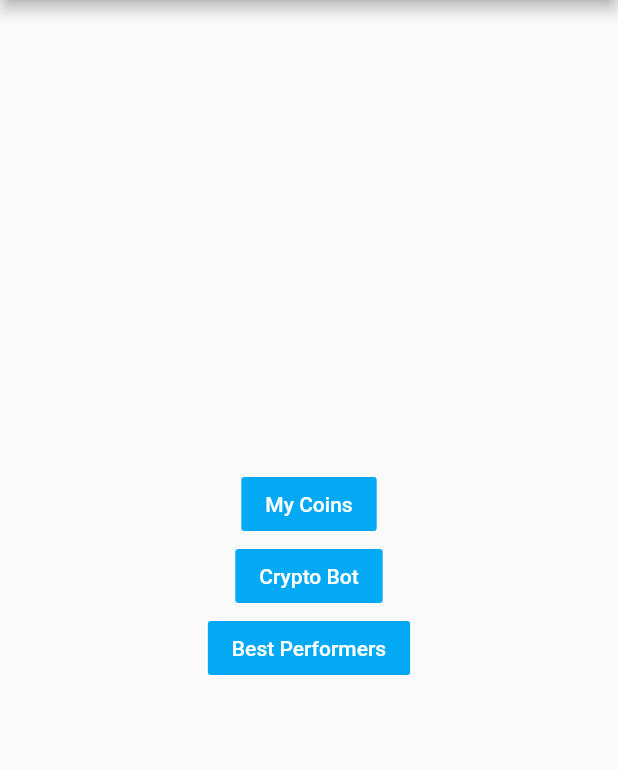
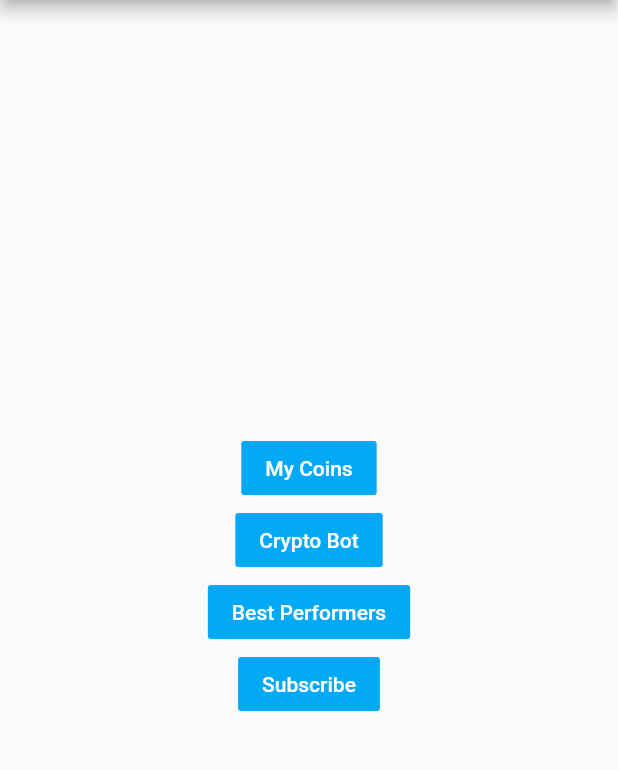
Before and after one commit to Project-400/crypto-tracker-mobile, a Flutter app: the screen it shows after launch, on a phone screen of 412 x 824 dp, the part 84-854 px from its top. Run offline on Flutter 3.47's test engine with Material 2 defaults, Android fonts, the phone set to English and light mode, and no system bars; our stand-ins replace flutter_redux, redux.

Commit message:
Empty Bot Subscription Screen

```diff
--- a/lib/constants/screen-titles.dart
+++ b/lib/constants/screen-titles.dart
@@ -4,5 +4,6 @@ class ScreenTitles {
   static const String COINS_SCREEN = 'My Coins';
   static const String BOT_SCREEN = 'Crypto Bot';
   static const String BEST_PERFORMERS = 'Best Performers';
+  static const String SUBSCRIBE = 'Subscribe';
 
 }
--- a/lib/main.dart
+++ b/lib/main.dart
@@ -6,8 +6,6 @@ import 'package:redux/redux.dart';
 
 import 'constants/screen-titles.dart';
 import 'navigation.dart';
-
-import 'package:flutter_cognito_plugin/flutter_cognito_plugin.dart';
 
 void main() {
   runApp(CryptoTrackerApp(store: store));
--- a/lib/navigation.dart
+++ b/lib/navigation.dart
@@ -2,6 +2,7 @@ import 'package:crypto_tracker/screens/coins.dart';
 import 'package:crypto_tracker/screens/crypto-bot.dart';
 import 'package:crypto_tracker/screens/home.dart';
 import 'package:crypto_tracker/screens/best-performers.dart';
+import 'package:crypto_tracker/screens/subscribe.dart';
 import 'package:flutter/cupertino.dart';
 
 import 'constants/screen-titles.dart';
@@ -12,7 +13,8 @@ class AppNavigation {
     '/': (BuildContext context) => HomeScreen(title: ScreenTitles.HOME_SCREEN),
     '/coins': (BuildContext context) => CoinsScreen(title: ScreenTitles.COINS_SCREEN),
     '/bot': (BuildContext context) => CryptoBotScreen(title: ScreenTitles.BOT_SCREEN),
-    '/best-performers': (BuildContext context) => BestPerformersScreen(title: ScreenTitles.BEST_PERFORMERS)
+    '/best-performers': (BuildContext context) => BestPerformersScreen(title: ScreenTitles.BEST_PERFORMERS),
+    '/subscribe': (BuildContext context) => SubscribeScreen(title: ScreenTitles.SUBSCRIBE)
   };
 
 }
--- a/lib/screens/home.dart
+++ b/lib/screens/home.dart
@@ -44,6 +44,14 @@ class _HomeScreenState extends State<HomeScreen> {
               color: Colors.lightBlue,
               textColor: Colors.white,
             ),
+            FlatButton(
+              child: Text('Subscribe'),
+              onPressed: () {
+                Navigator.pushNamed(context, '/subscribe');
+              },
+              color: Colors.lightBlue,
+              textColor: Colors.white,
+            ),
           ],
         ),
       ),
```
Also changed, not shown: lib/screens/subscribe.dart (added, +145 -0 lines).
